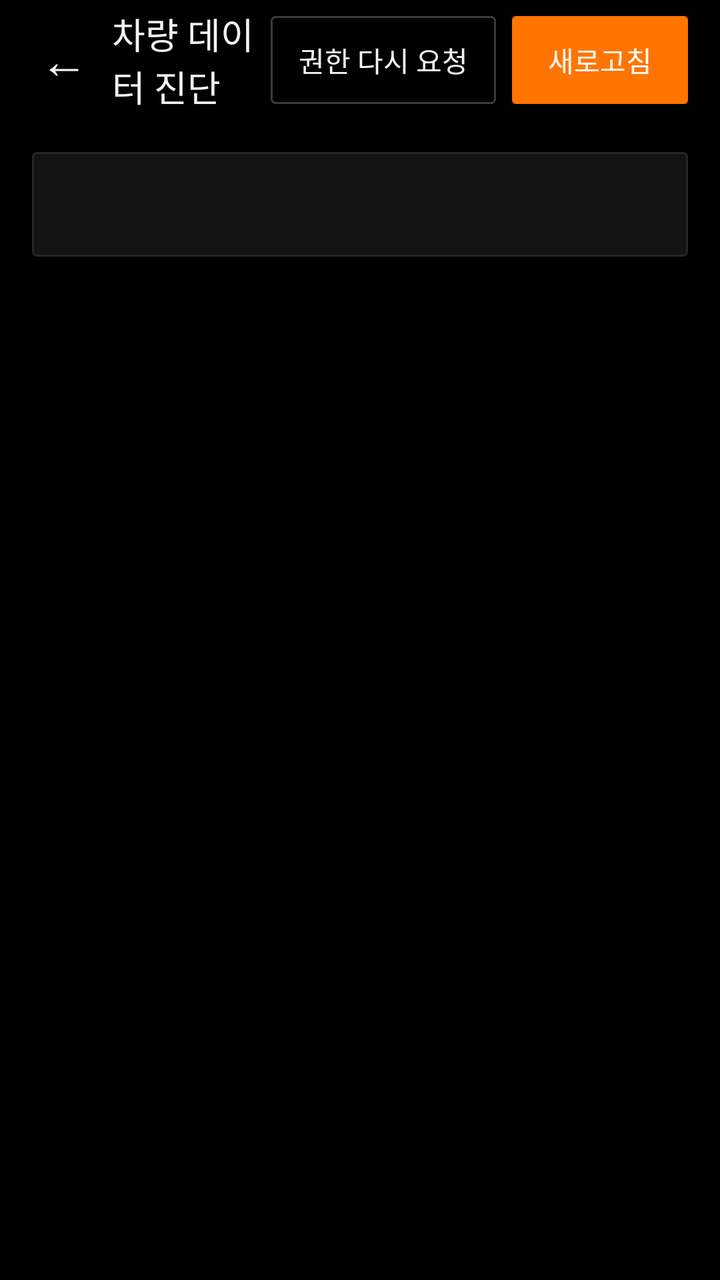
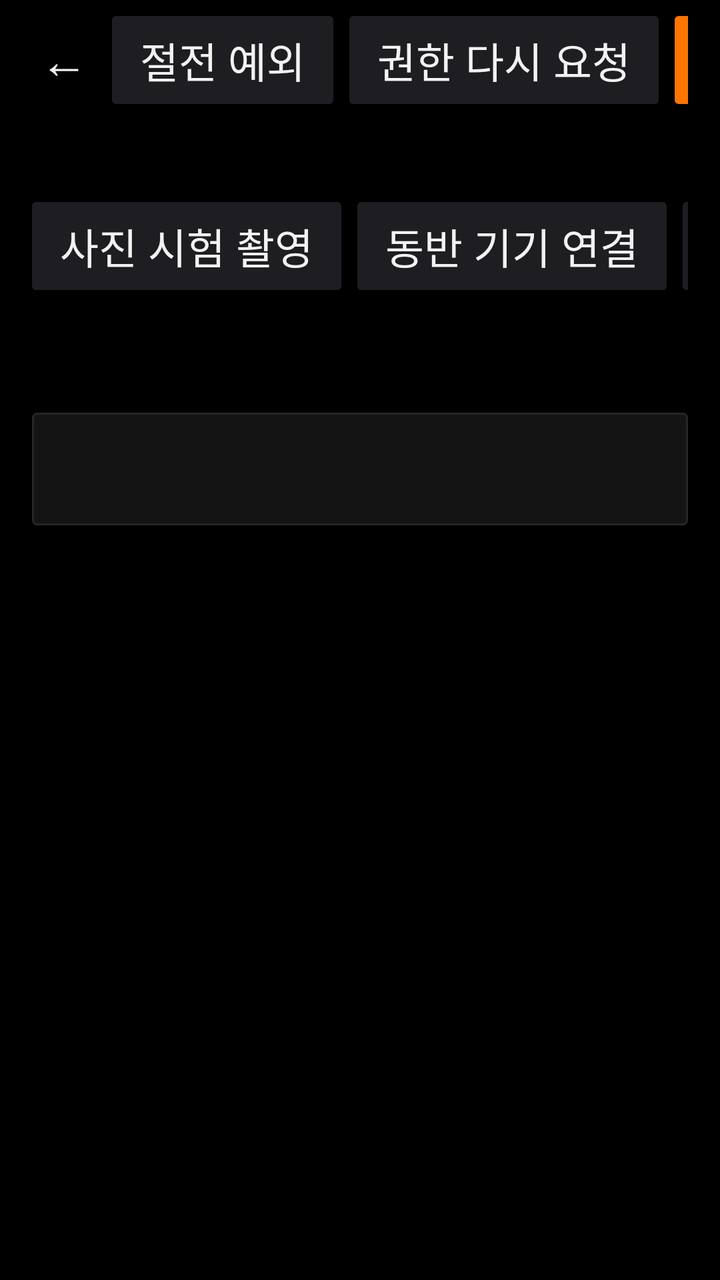

The first picture is an Android layout as it rendered before a commit; the second is the same layout after the commit. The layout source and the unified diff follow.
<!-- AndroidManifest.xml: application theme Theme.P4Log -->
<!-- res/layout/activity_diagnostics.xml -->
<?xml version="1.0" encoding="utf-8"?>
<LinearLayout xmlns:android="http://schemas.android.com/apk/res/android"
    android:layout_width="match_parent"
    android:layout_height="match_parent"
    android:orientation="vertical"
    android:background="@color/bg">

    <LinearLayout
        android:layout_width="match_parent"
        android:layout_height="60dp"
        android:orientation="horizontal"
        android:gravity="center_vertical"
        android:paddingStart="8dp"
        android:paddingEnd="16dp">
        <TextView
            android:id="@+id/diag_back"
            android:layout_width="48dp"
            android:layout_height="48dp"
            android:gravity="center"
            android:text="←"
            android:textSize="24sp"
            android:textColor="@color/text" />
        <TextView
            android:layout_width="0dp"
            android:layout_height="wrap_content"
            android:layout_weight="1"
            android:text="차량 데이터 진단"
            android:textSize="18sp"
            android:fontFamily="sans-serif-medium"
            android:textColor="@color/text" />
        <Button
            android:id="@+id/diag_req_perm"
            android:layout_width="wrap_content"
            android:layout_height="44dp"
            android:background="@drawable/bg_button_dim"
            android:textColor="@color/text"
            android:paddingStart="14dp"
            android:paddingEnd="14dp"
            android:text="권한 다시 요청"
            android:layout_marginEnd="8dp" />
        <Button
            android:id="@+id/diag_refresh"
            android:layout_width="wrap_content"
            android:layout_height="44dp"
            android:background="@drawable/bg_button"
            android:textColor="#FFFFFF"
            android:paddingStart="14dp"
            android:paddingEnd="14dp"
            android:text="새로고침" />
    </LinearLayout>

    <ScrollView
        android:layout_width="match_parent"
        android:layout_height="0dp"
        android:layout_weight="1"
        android:padding="16dp">
        <TextView
            android:id="@+id/diag_body"
            android:layout_width="match_parent"
            android:layout_height="wrap_content"
            android:background="@drawable/bg_card"
            android:padding="16dp"
            android:textSize="15sp"
            android:lineSpacingExtra="4dp"
            android:textColor="@color/text"
            android:fontFamily="monospace" />
    </ScrollView>
</LinearLayout>
<!-- resources referenced by this layout -->
<resources>
  <color name="bg">#000000</color>
  <color name="text">#F2F2F2</color>
  <!-- drawable bg_button (drawable) -->
  <?xml version="1.0" encoding="utf-8"?>
  <selector xmlns:android="http://schemas.android.com/apk/res/android">
      <item android:state_enabled="false">
          <shape android:shape="rectangle">
              <solid android:color="#232428" />
              <corners android:radius="2dp" />
          </shape>
      </item>
      <item android:state_pressed="true">
          <shape android:shape="rectangle">
              <solid android:color="#D96200" />
              <corners android:radius="2dp" />
          </shape>
      </item>
      <item>
          <shape android:shape="rectangle">
              <solid android:color="@color/accent" />
              <corners android:radius="2dp" />
          </shape>
      </item>
  </selector>
  <!-- drawable bg_button_dim (drawable) -->
  <?xml version="1.0" encoding="utf-8"?>
  <selector xmlns:android="http://schemas.android.com/apk/res/android">
      <item android:state_pressed="true">
          <shape android:shape="rectangle">
              <solid android:color="#1F1F22" />
              <corners android:radius="2dp" />
              <stroke android:width="1dp" android:color="#4A4A4F" />
          </shape>
      </item>
      <item>
          <shape android:shape="rectangle">
              <solid android:color="#00000000" />
              <corners android:radius="2dp" />
              <stroke android:width="1dp" android:color="#3A3A3E" />
          </shape>
      </item>
  </selector>
  <!-- drawable bg_card (drawable) -->
  <?xml version="1.0" encoding="utf-8"?>
  <shape xmlns:android="http://schemas.android.com/apk/res/android" android:shape="rectangle">
      <solid android:color="@color/card" />
      <corners android:radius="2dp" />
      <stroke android:width="1dp" android:color="@color/card_line" />
  </shape>
  <style name="Theme.P4Log" parent="android:Theme.DeviceDefault.NoActionBar">
          <item name="android:windowBackground">@color/bg</item>
          <item name="android:textColor">@color/text</item>
          <item name="android:colorAccent">@color/accent</item>
          <item name="android:forceDarkAllowed">false</item>
      </style>
  <color name="accent">#FF7500</color>
  <color name="card">#141414</color>
  <color name="card_line">#26262A</color>
</resources>

<!-- the commit's change to res/layout/activity_diagnostics.xml (unified diff, before → after) -->
@@ -18,17 +18,31 @@
             android:layout_height="48dp"
             android:gravity="center"
             android:text="←"
-            android:textSize="24sp"
+            android:textSize="@dimen/text_body"
             android:textColor="@color/text" />
         <TextView
             android:layout_width="0dp"
             android:layout_height="wrap_content"
             android:layout_weight="1"
             android:text="차량 데이터 진단"
-            android:textSize="18sp"
+            android:textSize="@dimen/text_small"
             android:fontFamily="sans-serif-medium"
             android:textColor="@color/text" />
         <Button
+                android:fontFamily="sans-serif-medium"
+                android:textSize="@dimen/text_label"
+            android:id="@+id/diag_battery"
+            android:layout_width="wrap_content"
+            android:layout_height="44dp"
+            android:background="@drawable/bg_button_dim"
+            android:textColor="@color/text"
+            android:paddingStart="14dp"
+            android:paddingEnd="14dp"
+            android:text="절전 예외"
+            android:layout_marginEnd="8dp" />
+        <Button
+                android:fontFamily="sans-serif-medium"
+                android:textSize="@dimen/text_label"
             android:id="@+id/diag_req_perm"
             android:layout_width="wrap_content"
             android:layout_height="44dp"
@@ -39,6 +53,8 @@
             android:text="권한 다시 요청"
             android:layout_marginEnd="8dp" />
         <Button
+                android:fontFamily="sans-serif-medium"
+                android:textSize="@dimen/text_label"
             android:id="@+id/diag_refresh"
             android:layout_width="wrap_content"
             android:layout_height="44dp"
@@ -47,6 +63,71 @@
             android:paddingStart="14dp"
             android:paddingEnd="14dp"
             android:text="새로고침" />
+    </LinearLayout>
+
+    
+    <LinearLayout
+        android:layout_width="match_parent"
+        android:layout_height="wrap_content"
+        android:orientation="horizontal"
+        android:gravity="center_vertical"
+        android:paddingStart="16dp"
+        android:paddingEnd="16dp"
+        android:paddingBottom="4dp">
+        <TextView
+            android:layout_width="0dp"
+            android:layout_height="wrap_content"
+            android:layout_weight="1"
+            android:text="주차 사진"
+            android:textSize="@dimen/text_small"
+            android:textColor="@color/text_sub" />
+        <Button
+                android:fontFamily="sans-serif-medium"
+                android:textSize="@dimen/text_label"
+            android:id="@+id/diag_test_photo"
+            android:layout_width="wrap_content"
+            android:layout_height="44dp"
+            android:background="@drawable/bg_button_dim"
+            android:textColor="@color/text"
+            android:paddingStart="14dp"
+            android:paddingEnd="14dp"
+            android:text="사진 시험 촬영"
+            android:layout_marginEnd="8dp" />
+        <Button
+                android:fontFamily="sans-serif-medium"
+                android:textSize="@dimen/text_label"
+            android:id="@+id/diag_cdm"
+            android:layout_width="wrap_content"
+            android:layout_height="44dp"
+            android:background="@drawable/bg_button_dim"
+            android:textColor="@color/text"
+            android:paddingStart="14dp"
+            android:paddingEnd="14dp"
+            android:text="동반 기기 연결"
+            android:layout_marginEnd="8dp" />
+        <Button
+                android:fontFamily="sans-serif-medium"
+                android:textSize="@dimen/text_label"
+            android:id="@+id/diag_overlay"
+            android:layout_width="wrap_content"
+            android:layout_height="44dp"
+            android:background="@drawable/bg_button_dim"
+            android:textColor="@color/text"
+            android:paddingStart="14dp"
+            android:paddingEnd="14dp"
+            android:text="주행 오버레이"
+            android:layout_marginEnd="8dp" />
+        <Button
+                android:fontFamily="sans-serif-medium"
+                android:textSize="@dimen/text_label"
+            android:id="@+id/diag_test_flow"
+            android:layout_width="wrap_content"
+            android:layout_height="44dp"
+            android:background="@drawable/bg_button_dim"
+            android:textColor="@color/text"
+            android:paddingStart="14dp"
+            android:paddingEnd="14dp"
+            android:text="백그라운드 촬영 시험" />
     </LinearLayout>
 
     <ScrollView
@@ -60,7 +141,7 @@
             android:layout_height="wrap_content"
             android:background="@drawable/bg_card"
             android:padding="16dp"
-            android:textSize="15sp"
+            android:textSize="@dimen/text_small"
             android:lineSpacingExtra="4dp"
             android:textColor="@color/text"
             android:fontFamily="monospace" />
<!-- resource entries referenced after the edit -->
@@ -2,6 +2,10 @@
 <resources>
   <color name="bg">#000000</color>
   <color name="text">#F2F2F2</color>
+  <color name="text_sub">#C9C9CE</color>
+  <dimen name="text_body">24sp</dimen>
+  <dimen name="text_label">21sp</dimen>
+  <dimen name="text_small">18sp</dimen>
   <!-- drawable bg_button (drawable) -->
   <?xml version="1.0" encoding="utf-8"?>
   <selector xmlns:android="http://schemas.android.com/apk/res/android">
@@ -29,16 +33,14 @@
   <selector xmlns:android="http://schemas.android.com/apk/res/android">
       <item android:state_pressed="true">
           <shape android:shape="rectangle">
-              <solid android:color="#1F1F22" />
+              <solid android:color="#2C2C31" />
               <corners android:radius="2dp" />
-              <stroke android:width="1dp" android:color="#4A4A4F" />
           </shape>
       </item>
       <item>
           <shape android:shape="rectangle">
-              <solid android:color="#00000000" />
+              <solid android:color="#1E1E22" />
               <corners android:radius="2dp" />
-              <stroke android:width="1dp" android:color="#3A3A3E" />
           </shape>
       </item>
   </selector>
